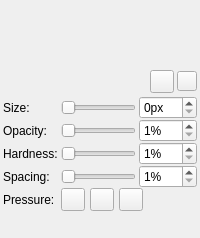
The window that src/client/ui/erasersettings.ui (drawpile/Drawpile) describes before a commit, drawn with Qt 5.
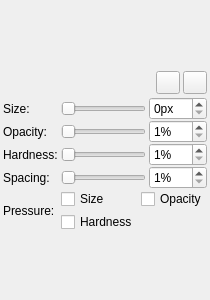
The same window after the commit. Icons and pictures are not drawn. Custom widgets are drawn as their Qt base class.

Patch:
```diff
--- a/src/client/ui/erasersettings.ui
+++ b/src/client/ui/erasersettings.ui
@@ -6,8 +6,8 @@
    <rect>
     <x>0</x>
     <y>0</y>
-    <width>200</width>
-    <height>238</height>
+    <width>209</width>
+    <height>300</height>
    </rect>
   </property>
   <layout class="QVBoxLayout" name="verticalLayout">
@@ -79,12 +79,6 @@
      </item>
      <item>
       <widget class="QToolButton" name="hardedge">
-       <property name="maximumSize">
-        <size>
-         <width>20</width>
-         <height>20</height>
-        </size>
-       </property>
        <property name="toolTip">
         <string>Hard edge</string>
        </property>
@@ -241,65 +235,43 @@
       </widget>
      </item>
      <item row="4" column="1" colspan="2">
-      <layout class="QHBoxLayout" name="horizontalLayout">
+      <layout class="QGridLayout">
+       <property name="leftMargin">
+        <number>0</number>
+       </property>
+       <property name="topMargin">
+        <number>0</number>
+       </property>
+       <property name="rightMargin">
+        <number>0</number>
+       </property>
+       <property name="bottomMargin">
+        <number>0</number>
+       </property>
        <property name="spacing">
-        <number>5</number>
+        <number>3</number>
        </property>
-       <item>
-        <widget class="QToolButton" name="pressuresize">
-         <property name="toolTip">
+       <item row="0" column="0">
+        <widget class="QCheckBox" name="pressuresize">
+         <property name="text">
           <string>Size</string>
          </property>
-         <property name="icon">
-          <iconset theme="pressure-size">
-           <normaloff>icons:pressure-size.png</normaloff>icons:pressure-size.png</iconset>
-         </property>
-         <property name="checkable">
-          <bool>true</bool>
-         </property>
         </widget>
        </item>
-       <item>
-        <widget class="QToolButton" name="pressureopacity">
-         <property name="toolTip">
+       <item row="0" column="1">
+        <widget class="QCheckBox" name="pressureopacity">
+         <property name="text">
           <string>Opacity</string>
          </property>
-         <property name="icon">
-          <iconset theme="pressure-opacity">
-           <normaloff>icons:pressure-opacity.png</normaloff>icons:pressure-opacity.png</iconset>
-         </property>
-         <property name="checkable">
-          <bool>true</bool>
-         </property>
         </widget>
        </item>
-       <item>
-        <widget class="QToolButton" name="pressurehardness">
-         <property name="toolTip">
+       <item row="1" column="0">
+        <widget class="QCheckBox" name="pressurehardness">
+         <property name="text">
           <string>Hardness</string>
          </property>
-         <property name="icon">
-          <iconset theme="pressure-hardness">
-           <normaloff>icons:pressure-hardness.png</normaloff>icons:pressure-hardness.png</iconset>
-         </property>
-         <property name="checkable">
-          <bool>true</bool>
-         </property>
         </widget>
        </item>
-       <item>
-        <spacer name="horizontalSpacer">
-         <property name="orientation">
-          <enum>Qt::Horizontal</enum>
-         </property>
-         <property name="sizeHint" stdset="0">
-          <size>
-           <width>40</width>
-           <height>20</height>
-          </size>
-         </property>
-        </spacer>
-       </item>
       </layout>
      </item>
     </layout>
```
Left out of the diff: 265 changed lines with no effect on the pictures.
